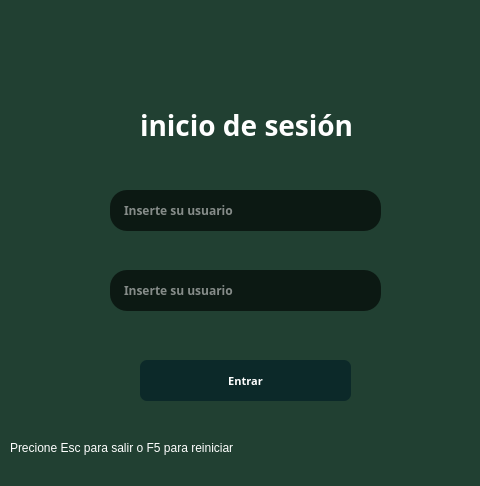
Old version of the form UI/inicio.ui in the repository adriii0104/loteria_sistema.
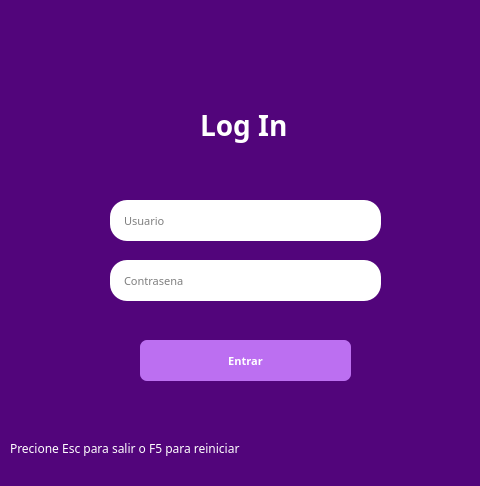
New version of the form. Icons and pictures are not drawn.

What changed in the file:
```diff
--- a/UI/inicio.ui
+++ b/UI/inicio.ui
@@ -26,15 +26,15 @@
   </property>
   <property name="styleSheet">
    <string notr="true">*{
-background: #214032;
+background: #52057B;
 }
 
 #user:focus~#label2{
 display: none;
 }
 QLineEdit {
-    background: #0C1913;
-    color: white;
+    background: white;
+    color: black;
     border: none;
 border-radius: 17px;
 padding: 12px;
@@ -90,30 +90,31 @@
     <property name="geometry">
      <rect>
       <x>110</x>
-      <y>190</y>
+      <y>200</y>
       <width>271</width>
       <height>41</height>
      </rect>
     </property>
     <property name="font">
      <font>
-      <family>Segoe UI Black</family>
-      <weight>75</weight>
-      <bold>true</bold>
+      <family>Montserrat</family>
+      <pointsize>8</pointsize>
+      <weight>50</weight>
+      <bold>false</bold>
      </font>
     </property>
     <property name="styleSheet">
      <string notr="true"/>
     </property>
     <property name="placeholderText">
-     <string>Inserte su usuario</string>
+     <string>Usuario</string>
     </property>
    </widget>
    <widget class="QPushButton" name="Botonlogin">
     <property name="geometry">
      <rect>
       <x>140</x>
-      <y>360</y>
+      <y>340</y>
       <width>211</width>
       <height>41</height>
      </rect>
@@ -136,7 +137,7 @@
 border: none;
 color: white;
     border: none;
-    background: #0C2929;
+    background: #BC6FF1;
     padding: 15px 85px;
 
 }</string>
@@ -154,6 +155,11 @@
       <height>16</height>
      </rect>
     </property>
+    <property name="font">
+     <font>
+      <family>Montserrat</family>
+     </font>
+    </property>
     <property name="text">
      <string>Precione Esc para salir o F5 para reiniciar</string>
     </property>
@@ -161,10 +167,10 @@
    <widget class="QLabel" name="label_5">
     <property name="geometry">
      <rect>
-      <x>140</x>
-      <y>110</y>
-      <width>221</width>
-      <height>31</height>
+      <x>200</x>
+      <y>100</y>
+      <width>101</width>
+      <height>51</height>
      </rect>
     </property>
     <property name="font">
@@ -179,30 +185,31 @@
      <string notr="true"/>
     </property>
     <property name="text">
-     <string>inicio de sesión</string>
+     <string>Log In</string>
     </property>
    </widget>
    <widget class="QLineEdit" name="password">
     <property name="geometry">
      <rect>
       <x>110</x>
-      <y>270</y>
+      <y>260</y>
       <width>271</width>
       <height>41</height>
      </rect>
     </property>
     <property name="font">
      <font>
-      <family>Segoe UI Black</family>
-      <weight>75</weight>
-      <bold>true</bold>
+      <family>Montserrat</family>
+      <pointsize>8</pointsize>
+      <weight>50</weight>
+      <bold>false</bold>
      </font>
     </property>
     <property name="styleSheet">
      <string notr="true"/>
     </property>
     <property name="placeholderText">
-     <string>Inserte su usuario</string>
+     <string>Contrasena</string>
     </property>
    </widget>
   </widget>
```
Left out of the diff: 3 changed lines with no effect on the pictures.
